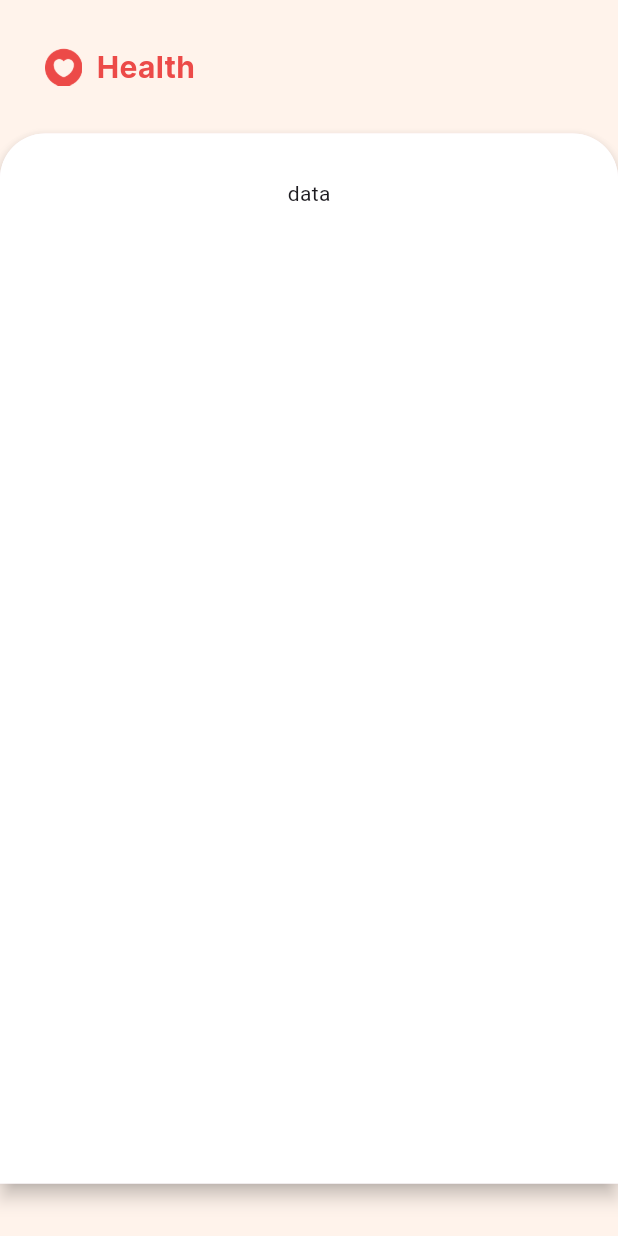
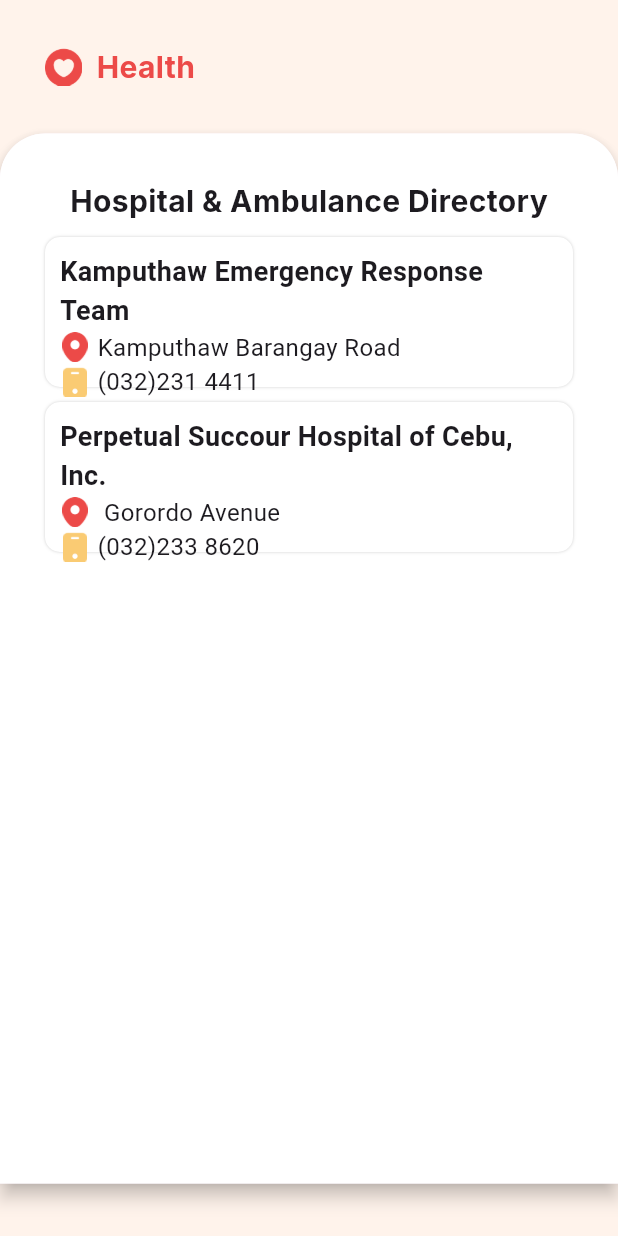
Before and after one commit to Izkumberdu/purokonek, a Flutter app: the HealthPage screen opened by its route, on a phone screen of 412 x 824 dp. Run offline on Flutter 3.47's test engine with Material 3 defaults, Android fonts, the phone set to English and light mode, and no system bars; our stand-ins replace awesome_notifications, dash_chat_2, flutter_gemini, google_fonts, google_maps_flutter, image_picker; missing offline and left inert: google_maps_flutter_android, google_maps_flutter_platform_interface.

Commit message:
health page static

```diff
--- a/lib/Screens/health.dart
+++ b/lib/Screens/health.dart
@@ -59,8 +59,7 @@ class _HealthPageState extends State<HealthPage> {
                     topRight: Radius.circular(30.0),
                   ),
                   child: Container(
-                    width: double
-                        .infinity, // Use double.infinity to match screen width
+                    width: double.infinity,
                     height: 700,
                     decoration: const BoxDecoration(
                       color: Colors.white,
@@ -70,9 +69,27 @@ class _HealthPageState extends State<HealthPage> {
                       ),
                     ),
                     child: Padding(
-                      padding: EdgeInsets.all(30),
-                      child: Column(
-                        children: [Text('data')],
+                      padding: const EdgeInsets.all(30),
+                      child: Align(
+                        alignment: Alignment.topLeft,
+                        child: Column(
+                          children: [
+                            Text(
+                              'Hospital & Ambulance Directory',
+                              style: GoogleFonts.inter(
+                                  fontSize: 20, fontWeight: FontWeight.bold),
+                            ),
+                            const SizedBox(height: 10),
+                            directoryTile('Kamputhaw Emergency Response Team',
+                                'Kamputhaw Barangay Road', '(032)231 4411'),
+                            const SizedBox(height: 10),
+                            directoryTile(
+                                'Perpetual Succour Hospital of Cebu, Inc.',
+                                ' Gorordo Avenue',
+                                '(032)233 8620'),
+                            const SizedBox(height: 10),
+                          ],
+                        ),
                       ),
                     ),
                   ),
@@ -84,4 +101,72 @@ class _HealthPageState extends State<HealthPage> {
       ),
     );
   }
+
+  Container directoryTile(String name, String address, String phoneNumber) {
+    return Container(
+      width: 500,
+      height: 100,
+      padding:
+          const EdgeInsets.all(10.0), // Adding some padding for better layout
+      decoration: BoxDecoration(
+        color: Colors.white,
+        borderRadius: BorderRadius.circular(10.0),
+        boxShadow: [
+          BoxShadow(
+            color: Colors.grey.withOpacity(0.5),
+            spreadRadius: 0,
+            blurRadius: 1,
+            offset: Offset(0, 0), // changes position of shadow
+          ),
+        ],
+      ),
+      child: Column(
+        crossAxisAlignment: CrossAxisAlignment.start, // Align text to the start
+        mainAxisAlignment: MainAxisAlignment.spaceEvenly,
+        children: [
+          Text(
+            name,
+            style: TextStyle(
+              fontSize: 18,
+              fontWeight: FontWeight.bold,
+            ),
+          ),
+          Row(
+            children: [
+              Image.asset(
+                'assets/icons/mark.png',
+                width: 20,
+                height: 20,
+              ),
+              SizedBox(width: 5), // Adding space between icon and text
+              Expanded(
+                child: Text(
+                  address,
+                  style: TextStyle(fontSize: 16),
+                  overflow: TextOverflow.ellipsis,
+                ),
+              ),
+            ],
+          ),
+          Row(
+            children: [
+              Image.asset(
+                'assets/icons/phone.png',
+                width: 20,
+                height: 20,
+              ),
+              SizedBox(width: 5), // Adding space between icon and text
+              Expanded(
+                child: Text(
+                  phoneNumber,
+                  style: TextStyle(fontSize: 16),
+                  overflow: TextOverflow.ellipsis,
+                ),
+              ),
+            ],
+          ),
+        ],
+      ),
+    );
+  }
 }
```
Also changed, not shown: assets/icons/mark.png (added), assets/icons/phone.png (added).
